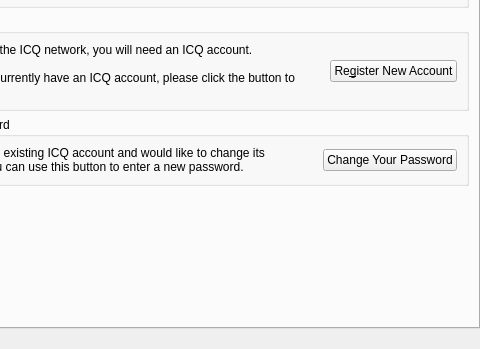
Old version of the form protocols/oscar/icq/ui/icqeditaccountui.ui in the repository KDE/kopete; both pictures show x 98 to 578 and y 122 to 471 of the 578 by 471 pixel window.
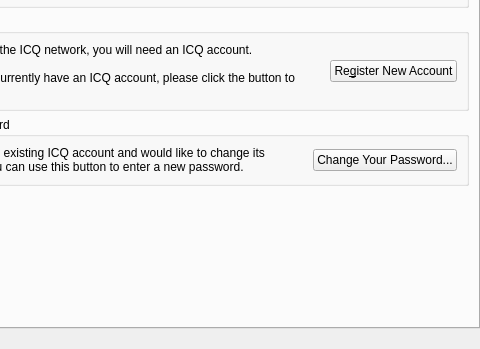
New version of the form. Custom widgets are drawn as their Qt base class.

```diff
--- a/protocols/oscar/icq/ui/icqeditaccountui.ui
+++ b/protocols/oscar/icq/ui/icqeditaccountui.ui
@@ -241,7 +241,7 @@
              </sizepolicy>
             </property>
             <property name="text" >
-             <string>Change Your Password</string>
+             <string>Change Your Password...</string>
             </property>
            </widget>
           </item>
```
